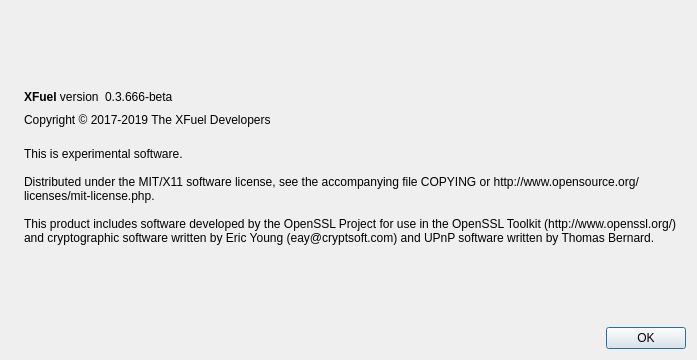
Old version of the form src/qt/forms/aboutdialog.ui in the repository xtrabytesteam/xfuelclient.
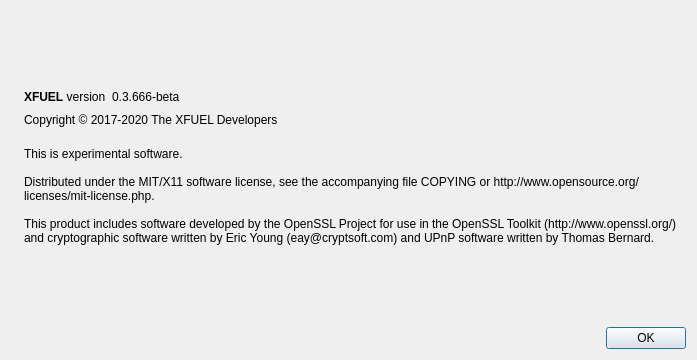
New version of the form. Icons and pictures are not drawn.

Diff of the .ui file:
```diff
--- a/src/qt/forms/aboutdialog.ui
+++ b/src/qt/forms/aboutdialog.ui
@@ -50,7 +50,7 @@
           <cursorShape>IBeamCursor</cursorShape>
          </property>
          <property name="text">
-          <string>&lt;b&gt;XFuel&lt;/b&gt; version</string>
+          <string>&lt;b&gt;XFUEL&lt;/b&gt; version</string>
          </property>
          <property name="textInteractionFlags">
           <set>Qt::LinksAccessibleByMouse|Qt::TextSelectableByKeyboard|Qt::TextSelectableByMouse</set>
@@ -91,7 +91,7 @@
         <cursorShape>IBeamCursor</cursorShape>
        </property>
        <property name="text">
-        <string notr="true">Copyright &amp;copy; 2017-2019 The XFuel Developers</string>
+        <string notr="true">Copyright &amp;copy; 2017-2020 The XFUEL Developers</string>
        </property>
        <property name="textFormat">
         <enum>Qt::RichText</enum>
```
Left out of the diff: 2 changed lines with no effect on the pictures.
